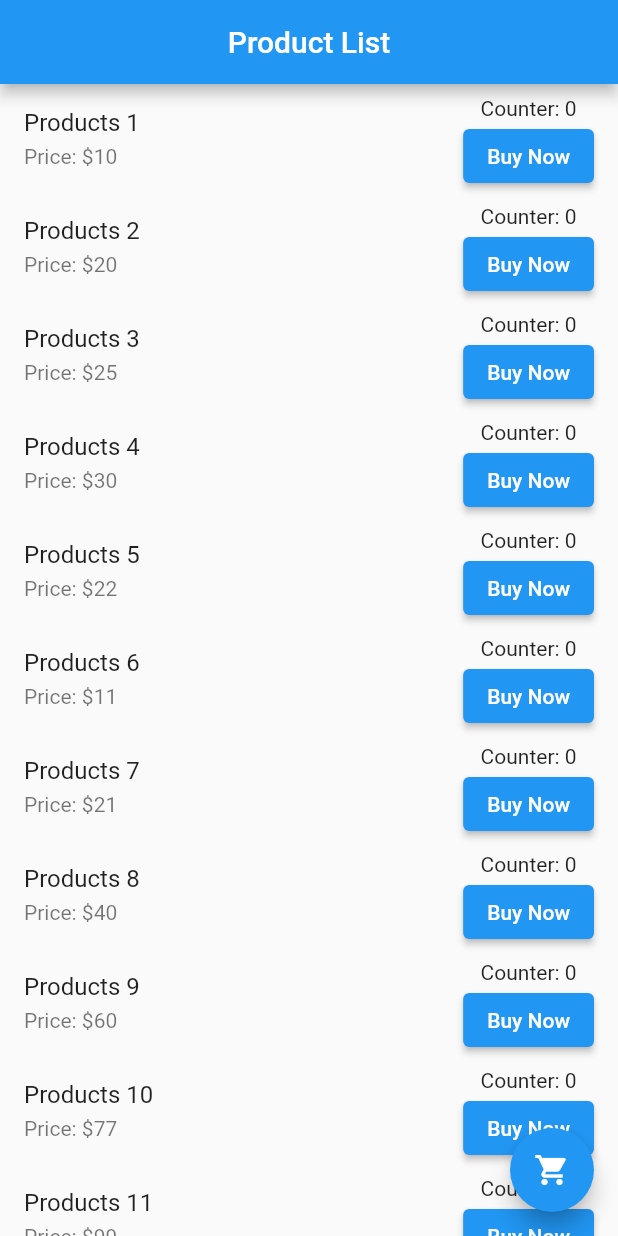
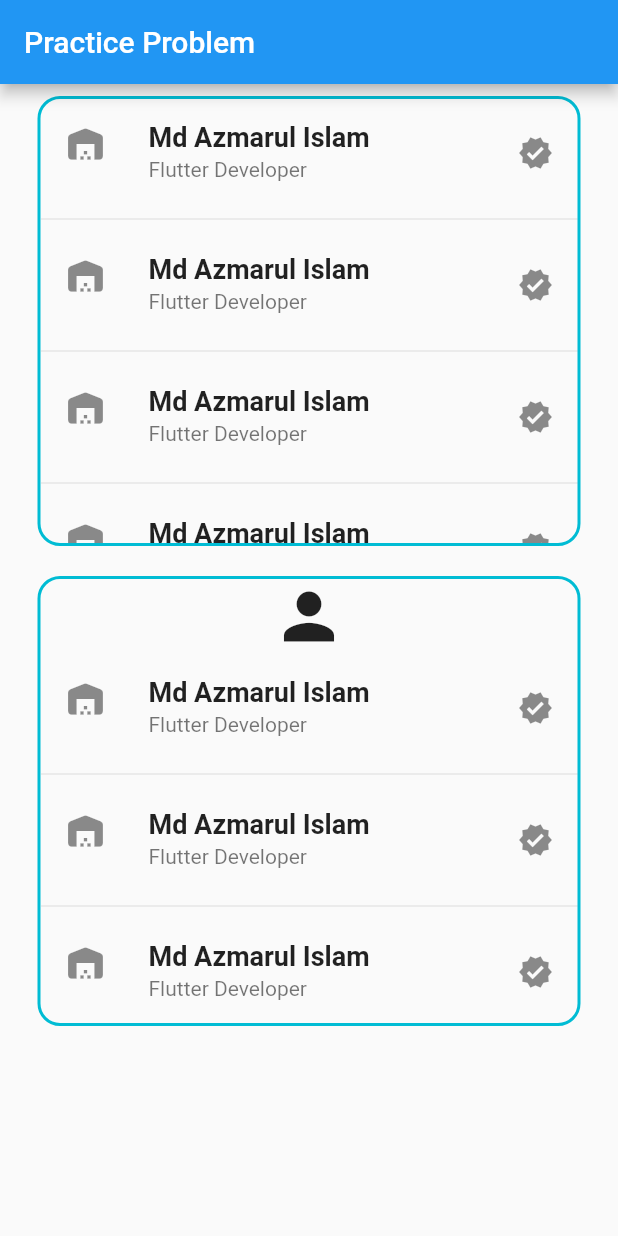
Before and after one commit to iamazmarul/myfirst_flutter_app, a Flutter app: the screen it shows after launch, on a phone screen of 412 x 824 dp. Run offline on Flutter 3.47's test engine with Material 2 defaults, Android fonts, the light colour scheme and no system bars.

Commit message:
Hasan Bhai Practice Problem Solved

```diff
--- a/lib/main.dart
+++ b/lib/main.dart
@@ -1,3 +1,4 @@
+import 'package:flutter/cupertino.dart';
 import 'package:flutter/material.dart';
 
 void main() {
@@ -10,7 +11,7 @@ class MyApp extends StatelessWidget {
   @override
   Widget build(BuildContext context) {
     return MaterialApp(
-      title: "Assignment Module 7",
+      title: "Test",
       debugShowCheckedModeBanner: false,
       home: HomeScreen(),
     );
@@ -25,132 +26,104 @@ class HomeScreen extends StatefulWidget {
 }
 
 class _HomeScreenState extends State<HomeScreen> {
-  final List<int> counters = [];
-  List<Map<String, String>> products = [
-    {"Name": "Products 1", "Price": "10"},
-    {"Name": "Products 2", "Price": "20"},
-    {"Name": "Products 3", "Price": "25"},
-    {"Name": "Products 4", "Price": "30"},
-    {"Name": "Products 5", "Price": "22"},
-    {"Name": "Products 6", "Price": "11"},
-    {"Name": "Products 7", "Price": "21"},
-    {"Name": "Products 8", "Price": "40"},
-    {"Name": "Products 9", "Price": "60"},
-    {"Name": "Products 10", "Price": "77"},
-    {"Name": "Products 11", "Price": "99"},
-    {"Name": "Products 12", "Price": "100"},
-  ];
-
-  void _dialogBox(String itemCounter, String productNames) {
-    showDialog(
-        context: context,
-        builder: (BuildContext Context) {
-          return AlertDialog(
-            title: Text("Congratulations!"),
-            content: Text("You've bought $itemCounter $productNames"),
-            actions: [
-              TextButton(
-                onPressed: () {
-                  Navigator.pop(context);
-                },
-                child: Text("Ok"),
-              ),
-            ],
-          );
-        });
-  }
-
   @override
   Widget build(BuildContext context) {
     return Scaffold(
       appBar: AppBar(
-        title: Text("Product List"),
-        centerTitle: true,
+        title: Text("Practice Problem"),
       ),
-      body: SingleChildScrollView(
+      body: Padding(
+        padding: const EdgeInsets.only(top: 8, bottom: 8, left: 25, right: 25),
         child: Column(
           children: [
-            ListView.builder(
+            Container(
+              height: 300,
+              width: 500,
+              decoration: BoxDecoration(
+                border: Border.all(width: 2, color: Colors.cyan),
+                borderRadius: BorderRadius.all(Radius.circular(15)),
+              ),
+              child: SingleChildScrollView(
+                child: Column(
+                  children: [
+                    ListView.separated(
                         shrinkWrap: true,
-              itemCount: products.length,
+                        itemCount: 10,
                         itemBuilder: (context, index) {
-                final product = products[index];
-                while (counters.length <= index) {
-                  counters.add(0);
-                }
-                ;
-                final counter = counters[index];
                           return ListTile(
-                  title: Text("${product["Name"]}"),
-                  subtitle: Padding(
-                    padding: const EdgeInsets.only(top: 5),
-                    child: Text("Price: \$${product["Price"]}"),
+                            leading: Icon(
+                              Icons.warehouse_rounded,
+                              size: 28,
                             ),
-                  trailing: Column(
-                    children: [
-                      Text("Counter: $counter"),
-                      ElevatedButton(
-                        onPressed: () {
-                          if (counter < 5) {
-                            counters[index]++;
-                            setState(() {});
-                          }
-                          ;
-                          if (counter == 5) {
-                            _dialogBox(counter.toString(), product["Name"]!);
-                          }
-                          ;
+                            title: Text(
+                              "Md Azmarul Islam",
+                              style: TextStyle(
+                                  fontSize: 18, fontWeight: FontWeight.bold),
+                            ),
+                            subtitle: Text("Flutter Developer"),
+                            trailing: Icon(Icons.verified),
+                          );
                         },
-                        child: Text("Buy Now"),
-                      ),
-                    ],
-                  ),
-                );
+                      separatorBuilder: (context, index){
+                          return Divider();
                       },
                     ),
                   ],
                 ),
               ),
-      floatingActionButton: FloatingActionButton(
-        onPressed: () {
-          Navigator.push(
-            context,
-            MaterialPageRoute(
-              builder: (context) => CartScreen(totalItems: counters),
             ),
+            Padding(
+              padding: const EdgeInsets.only(top: 20),
+              child: Container(
+                height: 300,
+                width: 500,
+                decoration: BoxDecoration(
+                  border: Border.all(width: 2, color: Colors.cyan),
+                  borderRadius: BorderRadius.all(
+                    Radius.circular(15),
+                  ),
+                ),
+                child: Column(
+                  children: [
+                    Icon(
+                      Icons.person,
+                      size: 50,
+                    ),
+                    Expanded(
+                      child: SingleChildScrollView(
+                        child: Column(
+                          children: [
+                            ListView.separated(
+                                shrinkWrap: true,
+                                itemCount: 10,
+                                itemBuilder: (context, index) {
+                                  return ListTile(
+                                    leading: Icon(
+                                      Icons.warehouse_rounded,
+                                      size: 28,
+                                    ),
+                                    title: Text(
+                                      "Md Azmarul Islam",
+                                      style: TextStyle(
+                                          fontSize: 18, fontWeight: FontWeight.bold),
+                                    ),
+                                    subtitle: Text("Flutter Developer"),
+                                    trailing: Icon(Icons.verified),
                                   );
                                 },
-        child: Icon(Icons.shopping_cart),
+                              separatorBuilder: (context, index){
+                                  return Divider();
+                              }
                             ),
-    );
-  }
-}
-
-class CartScreen extends StatefulWidget {
-  final List<int> totalItems;
-  const CartScreen({super.key, required this.totalItems});
-
-  @override
-  State<CartScreen> createState() => _CartScreenState();
-}
-
-class _CartScreenState extends State<CartScreen> {
-  @override
-  Widget build(BuildContext context) {
-    int totalItemCount = 0;
-    for (int i in widget.totalItems) {
-      totalItemCount += i;
-    }
-    ;
-    return Scaffold(
-      appBar: AppBar(
-        title: Text('Cart'),
-        centerTitle: true,
+                          ],
                         ),
-      body: Center(
-        child: Column(
-          mainAxisAlignment: MainAxisAlignment.center,
-          children: [Text("Total Product: $totalItemCount")],
+                      ),
+                    ),
+                  ],
+                ),
+              ),
+            ),
+          ],
         ),
       ),
     );
```
Lines whose indentation alone changed are shown as unchanged.
